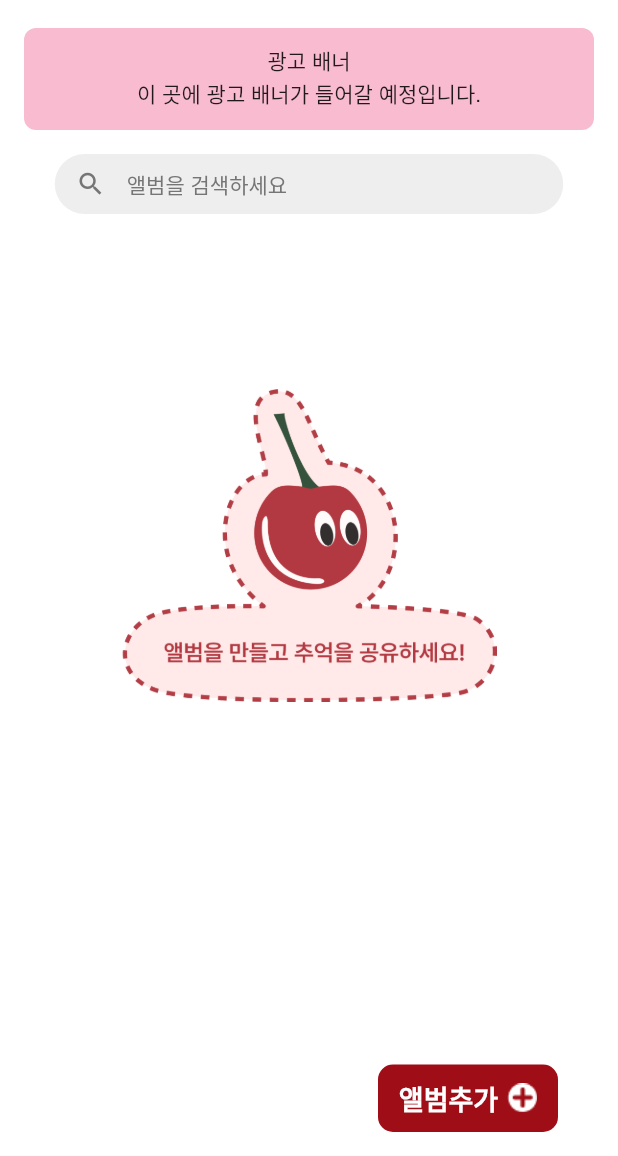
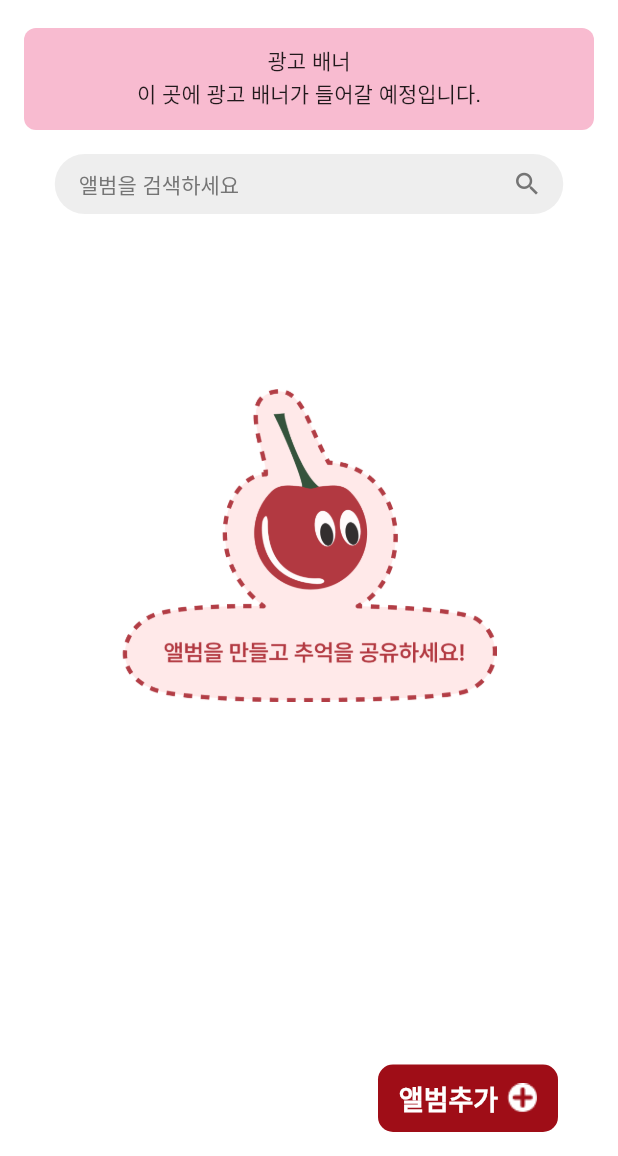
Before and after one commit to cherrypic-proj/cherrypic-client, a Flutter app: the MainScreen screen opened by its route, on a phone screen of 412 x 824 dp, the part 80-1236 px from its top. Run offline on Flutter 3.47's test engine with Material 3 defaults, Android fonts, the phone set to English and light mode, and no system bars; our stand-ins replace cookie_jar, dio, dio_cookie_manager, flutter_dotenv, go_router, percent_indicator and 1 more; missing offline and left inert: kakao_flutter_sdk_user, wechat_assets_picker; network calls fail.

Commit message:
[#33] 검색창 디자인 수정

```diff
--- a/lib/presentation/screens/main/home_tab/main_screen.dart
+++ b/lib/presentation/screens/main/home_tab/main_screen.dart
@@ -25,7 +25,7 @@ class MainScreen extends StatelessWidget {
               const SizedBox(height: 16),
               const AdBannerPlaceholder(),
               const SizedBox(height: 16),
-              // 검색창 추가
+              // 검색창
               Consumer<MainViewModel>(
                 builder: (context, viewModel, child) {
                   return Container(
@@ -42,7 +42,7 @@ class MainScreen extends StatelessWidget {
                         hintStyle: AppFont.size14.copyWith(
                           color: Colors.grey.shade600,
                         ),
-                        prefixIcon: Icon(
+                        suffixIcon: Icon(
                           Icons.search,
                           color: Colors.grey.shade600,
                           size: 20,
```
